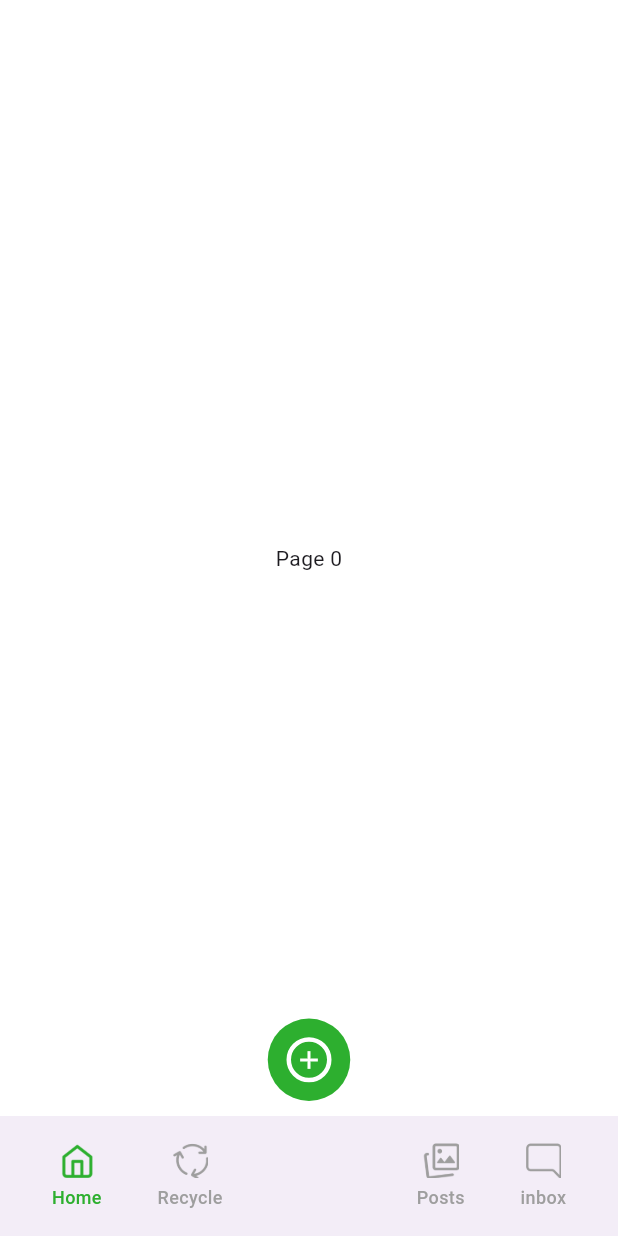
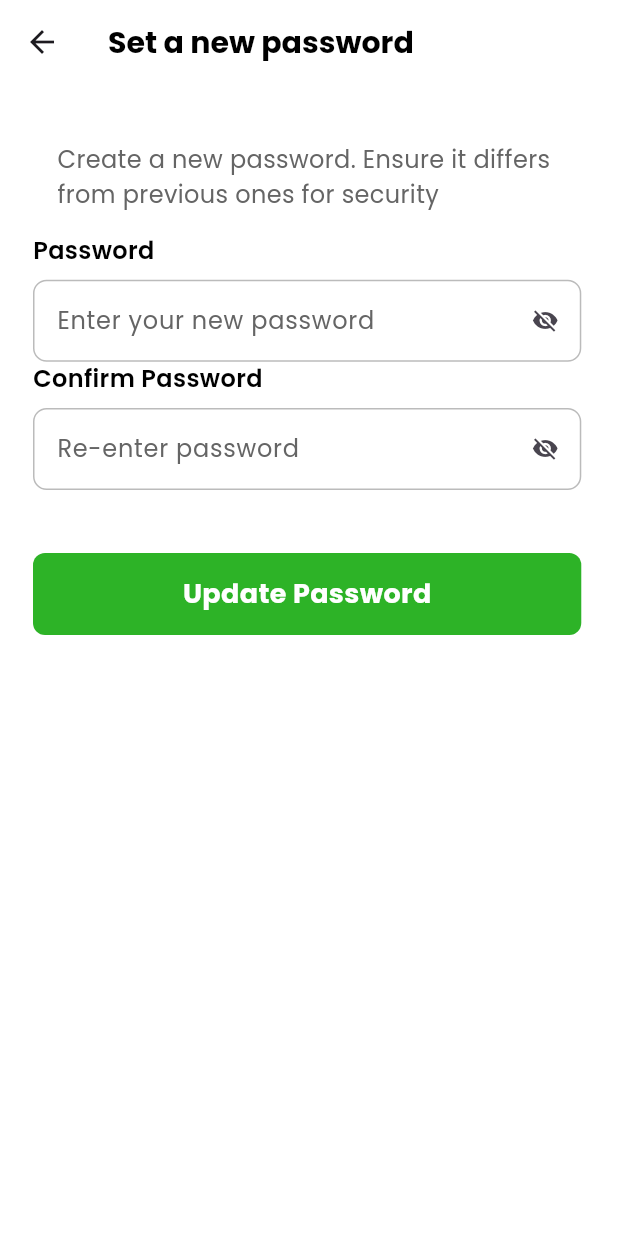
Before and after one commit to zalim-388/waste-2-wealth, a Flutter app: the screen it shows after launch, on a phone screen of 412 x 824 dp. Run offline on Flutter 3.47's test engine with Material 3 defaults, Android fonts, the phone set to English and light mode, and no system bars; our stand-ins replace flutter_screenutil, google_fonts, shared_preferences.

Commit message:
12 page completed

```diff
--- a/lib/UI/bottomnav.dart
+++ b/lib/UI/bottomnav.dart
@@ -14,22 +14,16 @@ class _BottomnavState extends State<Bottomnav> {
   Widget build(BuildContext context) {
     return Scaffold(
       backgroundColor: Colors.white,
-      body: Stack(
-        children: [
-          Center(child: Text('Page $_selectedIndex')),
+      body: Center(child: Text('Page $_selectedIndex')),
 
-          // Custom Center FAB
-          Positioned(
-            bottom: 10,
-            left: MediaQuery.of(context).size.width / 2 - 27.5,
-            child: GestureDetector(
+      floatingActionButton: GestureDetector(
         onTap: () {
-                // Your FAB tap logic
+          // Your FAB logic
         },
         child: Container(
           width: 55,
           height: 55,
-                decoration: BoxDecoration(
+          decoration: const BoxDecoration(
             color: Color(0xFF2DAF2F),
             shape: BoxShape.circle,
           ),
@@ -41,19 +35,19 @@ class _BottomnavState extends State<Bottomnav> {
                 shape: BoxShape.circle,
                 border: Border.all(color: Colors.white, width: 3),
               ),
-                    child: Center(
+              child: const Center(
                 child: Icon(Icons.add, size: 20, color: Colors.white),
               ),
             ),
           ),
         ),
       ),
-          ),
-        ],
-      ),
+      floatingActionButtonLocation: FloatingActionButtonLocation.centerDocked,
+
       bottomNavigationBar: BottomAppBar(
-        shape: CircularNotchedRectangle(),
+        shape: const CircularNotchedRectangle(),
         notchMargin: 8,
+        color: Colors.white,
         child: SizedBox(
           height: 65,
           child: Row(
@@ -61,7 +55,7 @@ class _BottomnavState extends State<Bottomnav> {
             children: [
               _navItem("assets/icons/li_home.png", "Home", 0),
               _navItem("assets/icons/Vector.png", "Recycle", 1),
-              SizedBox(width: 55),
+              const SizedBox(width: 55), // Space for FAB
               _navItem("assets/icons/Vector (1).png", "Posts", 2),
               _navItem("assets/icons/vector (Stroke) (1).png", "inbox", 3),
             ],
@@ -78,16 +72,17 @@ class _BottomnavState extends State<Bottomnav> {
       child: Column(
         mainAxisAlignment: MainAxisAlignment.center,
         children: [
+          const SizedBox(height: 8),
           Image.asset(
             image,
             height: 24,
-            color: isSelected ? Color(0xFF2DAF2F) : Colors.grey,
+            color: isSelected ? const Color(0xFF2DAF2F) : Colors.grey,
           ),
-          SizedBox(height: 4),
+          const SizedBox(height: 4),
           Text(
             label,
             style: TextStyle(
-              color: isSelected ? Color(0xFF2DAF2F) : Colors.grey,
+              color: isSelected ? const Color(0xFF2DAF2F) : Colors.grey,
               fontSize: 12,
               fontWeight: FontWeight.w500,
             ),
@@ -97,3 +92,32 @@ class _BottomnavState extends State<Bottomnav> {
     );
   }
 }
+
+
+
+
+// Stack(
+//                 children: [
+//                   _navItem("assets/icons/vector (Stroke) (1).png", "Inbox", 3),
+//                   // 🔔 Notification badge (like '2')
+//                   if (_selectedIndex != 3)
+//                     Positioned(
+//                       right: 8,
+//                       top: 4,
+//                       child: Container(
+//                         padding: const EdgeInsets.all(4),
+//                         decoration: const BoxDecoration(
+//                           color: Colors.green,
+//                           shape: BoxShape.circle,
+//                         ),
+//                         child: const Text(
+//                           '2',
+//                           style: TextStyle(
+//                             color: Colors.white,
+//                             fontSize: 10,
+//                           ),
+//                         ),
+//                       ),
+//                     ),
+//                 ],
+//               ),
--- /dev/null
+++ b/lib/UI/new_password.dart
@@ -0,0 +1,154 @@
+import 'package:flutter/material.dart';
+import 'package:flutter_screenutil/flutter_screenutil.dart';
+import 'package:waste_management/UI/successful.dart';
+import 'package:waste_management/Utils/Appcolors.dart';
+import 'package:waste_management/Utils/font_style.dart';
+
+class NewPassword extends StatefulWidget {
+  const NewPassword({super.key});
+
+  @override
+  State<NewPassword> createState() => _NewPasswordState();
+}
+
+class _NewPasswordState extends State<NewPassword> {
+  bool isPasswordVisible = false;
+  bool isConfirmPasswordVisible = false;
+  @override
+  Widget build(BuildContext context) {
+    return Scaffold(
+      backgroundColor: Colors.white,
+
+      appBar: AppBar(
+        backgroundColor: Colors.white,
+        leading: IconButton(
+          onPressed: () {
+            Navigator.pop(context);
+          },
+          icon: Icon(Icons.arrow_back),
+        ),
+        title: Text(
+          "Set a new password",
+          style: fontStyle.heading.copyWith(fontSize: 20),
+        ),
+      ),
+
+      body: Padding(
+        padding: const EdgeInsets.symmetric(horizontal: 22),
+        child: Column(
+          children: [
+            SizedBox(height: 40.h),
+            Text(
+              "Create a new password. Ensure it differs \nfrom previous ones for security",
+              style: fontStyle.body.copyWith(fontSize: 16),
+            ),
+            SizedBox(height: 15.h),
+            _TextField(
+              hint: "Enter your new password",
+              title: "Password",
+
+              icon: isPasswordVisible ? Icons.visibility : Icons.visibility_off,
+              onTap: () {
+                setState(() {
+                  isPasswordVisible = !isPasswordVisible;
+                });
+              },
+            ),
+
+            _TextField(
+              hint: "Re-enter password",
+              title: "Confirm Password",
+
+              icon:
+                  isConfirmPasswordVisible
+                      ? Icons.visibility
+                      : Icons.visibility_off,
+              onTap: () {
+                setState(() {
+                  isConfirmPasswordVisible = !isConfirmPasswordVisible;
+                });
+              },
+            ),
+
+            SizedBox(height: 43.h),
+            GestureDetector(
+              onTap: () {
+                Navigator.push(
+                  context,
+                  MaterialPageRoute(builder: (context) => Successful()),
+                );
+              },
+              child: Container(
+                height: 56.h,
+                width: 346.w,
+                decoration: BoxDecoration(
+                  color: Appcolor.primaryColor,
+                  borderRadius: BorderRadius.circular(8),
+                ),
+                alignment: Alignment.center,
+                child: Text(
+                  "Update Password",
+                  style: fontStyle.body.copyWith(
+                    color: Colors.white,
+                    fontWeight: FontWeight.bold,
+                  ),
+                ),
+              ),
+            ),
+          ],
+        ),
+      ),
+    );
+  }
+}
+
+Widget _TextField({
+  required String hint,
+  IconData? icon,
+
+  TextInputType keybordtype = TextInputType.text,
+  required String title,
+  VoidCallback? onTap,
+}) {
+  return Column(
+    crossAxisAlignment: CrossAxisAlignment.start,
+    children: [
+      Text(
+        title,
+        style: fontStyle.body.copyWith(
+          fontSize: 16,
+          fontWeight: FontWeight.w600,
+          color: Colors.black,
+        ),
+      ),
+      SizedBox(height: 8.h),
+
+      SizedBox(
+        height: 56.h,
+        width: 346.w,
+        child: TextField(
+          keyboardType: keybordtype,
+          obscureText: true,
+          decoration: InputDecoration(
+            hintText: hint,
+            hintStyle: fontStyle.body.copyWith(fontSize: 16),
+            fillColor: Colors.white,
+            filled: true,
+            suffixIcon:
+                icon != null
+                    ? IconButton(icon: Icon(icon, size: 18), onPressed: onTap)
+                    : null,
+            focusedBorder: OutlineInputBorder(
+              borderSide: BorderSide(color: Color(0xFFBBBBBB)),
+              borderRadius: BorderRadius.circular(9),
+            ),
+            enabledBorder: OutlineInputBorder(
+              borderSide: BorderSide(color: Color(0xFFBBBBBB)),
+              borderRadius: BorderRadius.circular(9),
+            ),
+          ),
+        ),
+      ),
+    ],
+  );
+}
--- a/lib/main.dart
+++ b/lib/main.dart
@@ -2,6 +2,10 @@ import 'package:flutter/material.dart';
 import 'package:flutter_screenutil/flutter_screenutil.dart';
 import 'package:waste_management/UI/Address.dart';
 import 'package:waste_management/UI/bottomnav.dart';
+import 'package:waste_management/UI/login_page.dart';
+import 'package:waste_management/UI/new_password.dart';
+import 'package:waste_management/UI/otp.dart';
+import 'package:waste_management/UI/splash_2.dart';
 
 void main() {
   runApp(const MyApp());
@@ -20,7 +24,7 @@ class MyApp extends StatelessWidget {
         return MaterialApp(
           debugShowCheckedModeBanner: false,
           // home: SplashScreen(),
-          home: Bottomnav(),
+          home: NewPassword(),
         );
       },
     );
```
Also changed, not shown: lib/UI/Forget_password.dart (added, +190 -0 lines), lib/UI/login_page.dart (+7 -1 lines), lib/UI/otp.dart (added, +155 -0 lines), lib/UI/successful.dart (added, +83 -0 lines), assets/icons/Vector copy.png (added). Lines whose indentation alone changed are shown as unchanged.
